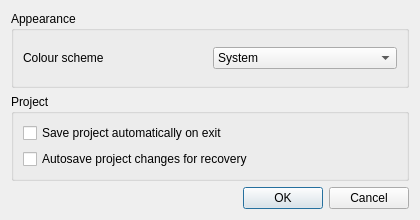
First picture: the form in exhale/resources/ui/settings_dialog.ui, repository ctroein/exhale, before the edit.
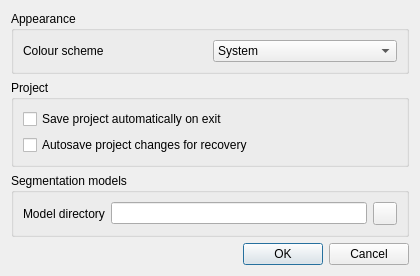
Second picture: the form after the edit.

Commit message: More segmentation options

```diff
--- a/exhale/resources/ui/settings_dialog.ui
+++ b/exhale/resources/ui/settings_dialog.ui
@@ -44,6 +44,24 @@
      </layout>
     </widget>
    </item>
+   <item>
+    <widget class="QGroupBox" name="modelsGroupBox">
+     <property name="title"><string>Segmentation models</string></property>
+     <layout class="QGridLayout" name="modelsLayout" columnstretch="0,1,0">
+      <item row="0" column="0">
+       <widget class="QLabel" name="modelDirectoryLabel">
+        <property name="text"><string>Model directory</string></property>
+       </widget>
+      </item>
+      <item row="0" column="1">
+       <widget class="QLineEdit" name="modelDirectoryEdit"/>
+      </item>
+      <item row="0" column="2">
+       <widget class="QToolButton" name="modelDirectoryBrowse"/>
+      </item>
+     </layout>
+    </widget>
+   </item>
    <item>
     <widget class="QDialogButtonBox" name="buttonBox">
      <property name="orientation"><enum>Qt::Horizontal</enum></property>
```
The commit also changes 71 other files.
